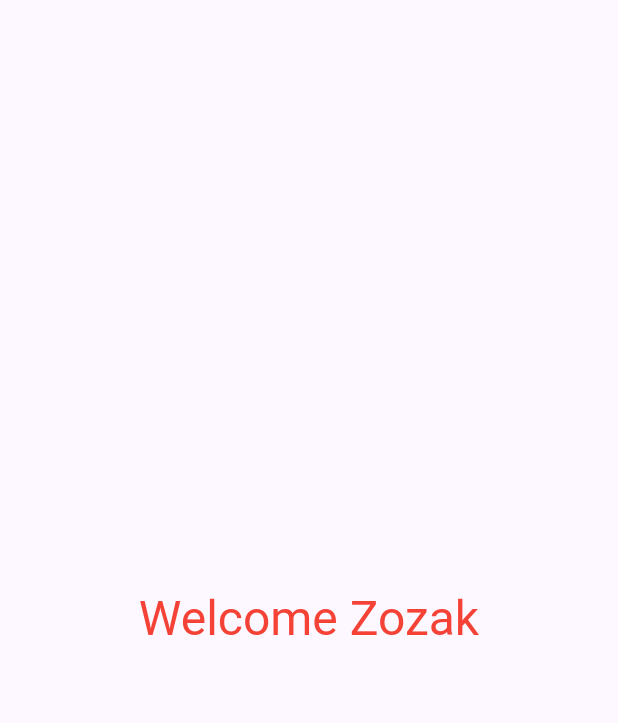
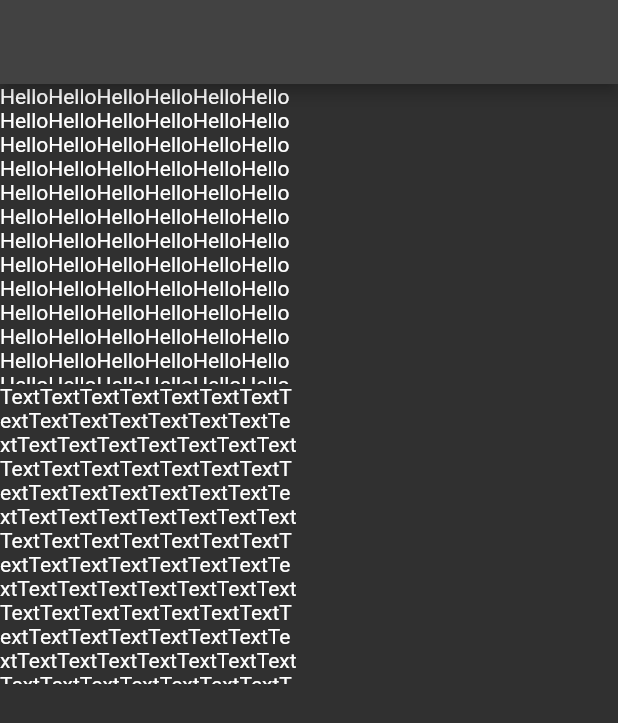
Before and after one commit to AkifhanIlgaz/flutter_learn, a Flutter app: the screen it shows after launch, on a phone screen of 412 x 824 dp. Shown: the top 723 px of the screen. Run offline on Flutter 3.47's test engine with Material 2 defaults, Android fonts, the phone set to English and light mode, and no system bars.

Commit message:
learn Sized Box

```diff
--- /dev/null
+++ b/lib/101/container_sized_box_view.dart
@@ -0,0 +1,22 @@
+import 'package:flutter/material.dart';
+
+class ContainerSizedBox extends StatelessWidget {
+  const ContainerSizedBox({super.key});
+
+  @override
+  Widget build(BuildContext context) {
+    return Scaffold(
+      appBar: AppBar(),
+      body: Column(
+        children: [
+          SizedBox(
+            width: 200,
+            height: 200,
+            child: Text("Hello" * 500),
+          ),
+          SizedBox.square(dimension: 200, child: Text("Text" * 200)),
+        ],
+      ),
+    );
+  }
+}
--- a/lib/main.dart
+++ b/lib/main.dart
@@ -1,5 +1,5 @@
 import 'package:flutter/material.dart';
-import 'package:flutter_learn/101/text_learn_view.dart';
+import 'package:flutter_learn/101/container_sized_box_view.dart';
 
 void main() {
   runApp(const MyApp());
@@ -12,12 +12,8 @@ class MyApp extends StatelessWidget {
   Widget build(BuildContext context) {
     return MaterialApp(
       title: 'Flutter Demo',
-      theme: ThemeData(
-        colorScheme: ColorScheme.fromSeed(seedColor: Colors.deepPurpleAccent),
-        // colorScheme: ColorScheme.fromSeed(seedColor: Colors.deepPurple),
-        useMaterial3: true,
-      ),
-      home: const TextLearnView(name: "Zozak"),
+      theme: ThemeData.dark(),
+      home: ContainerSizedBox(),
     );
   }
 }
```
Also changed, not shown: lib/101/text_learn_view.dart (+28 -10 lines).
